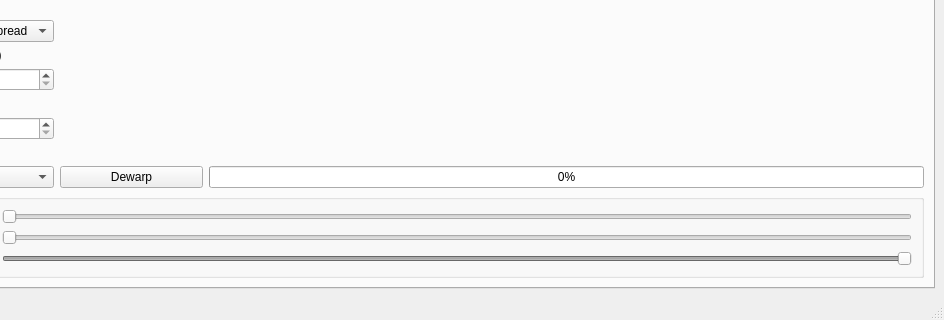
FireDynamics/FlameTrack, file src/flametrack/gui/form.ui: the form before one commit; both pictures show x 113 to 1057 and y 367 to 687 of the 1057 by 687 pixel window.
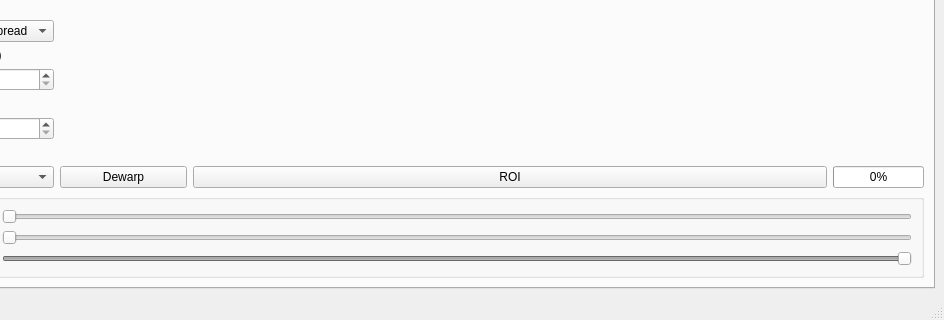
The form after the commit. Custom widgets are drawn as their Qt base class.

The edit to the form file:
```diff
--- a/src/flametrack/gui/form.ui
+++ b/src/flametrack/gui/form.ui
@@ -140,7 +140,7 @@
              </layout>
             </item>
             <item>
-             <layout class="QVBoxLayout" name="verticalLayout_5" stretch="6,1">
+             <layout class="QVBoxLayout" name="verticalLayout_5" stretch="1,1,5">
               <item>
                <widget class="SelectableImshowCanvas" name="plot_dewarping" native="true">
                 <property name="minimumSize">
@@ -160,6 +160,15 @@
                   </property>
                  </widget>
                 </item>
+
+                <item>
+                 <widget class="QPushButton" name="button_edit_roi">
+                  <property name="text">
+                   <string>ROI</string>
+                  </property>
+                 </widget>
+                </item>
+
                 <item>
                  <widget class="QProgressBar" name="progress_dewarping">
                   <property name="value">
```
